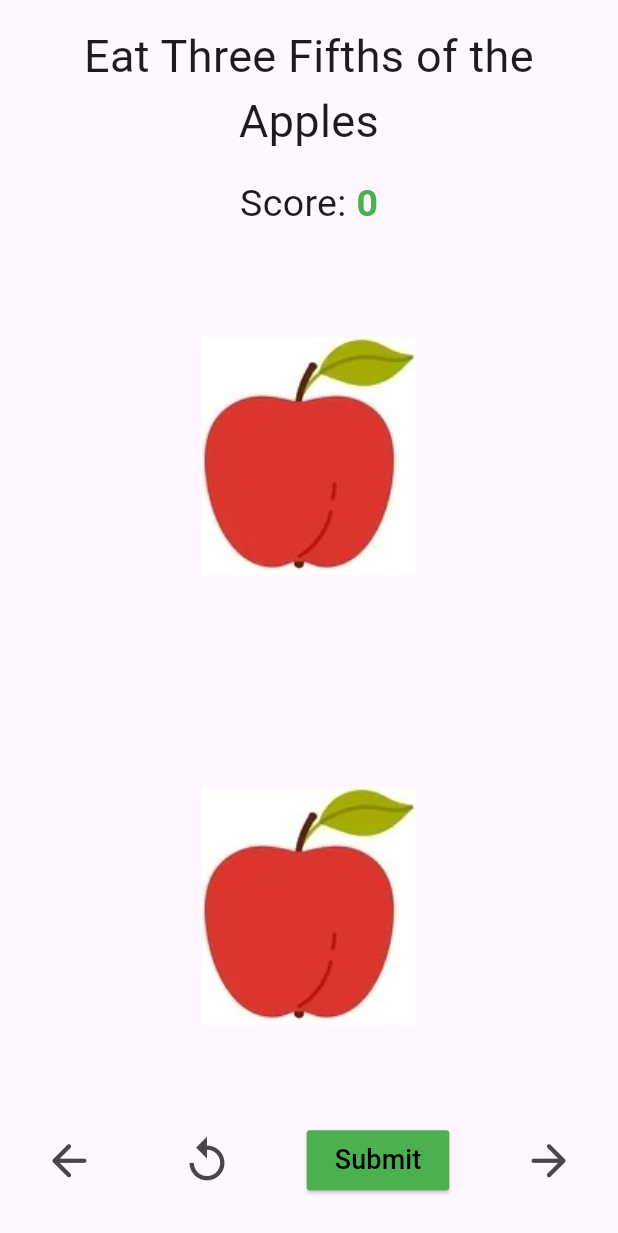
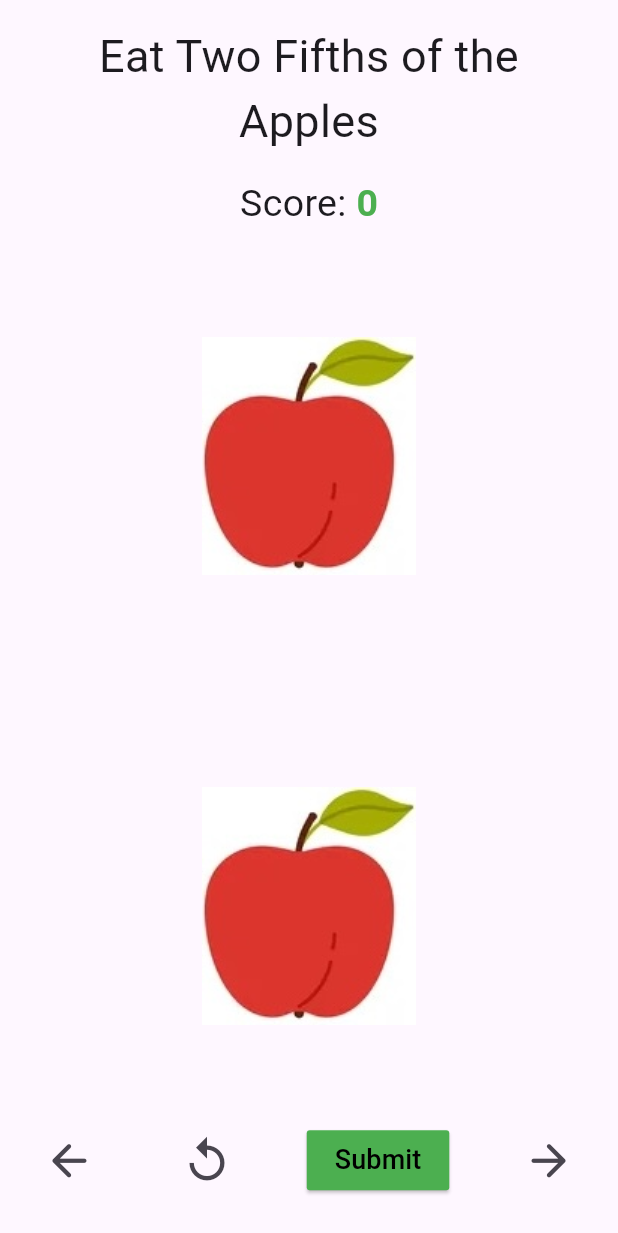
Before and after one commit to FIH-Fractions/bilingual_fractions_flutter_app, a Flutter app: the Games screen opened directly, after a tap on the "arrow forward" icon, on a phone screen of 412 x 824 dp. Shown: the top 1233 px of the screen. Run offline on Flutter 3.47's test engine with Material 3 defaults, Android fonts, the phone set to English and light mode, and no system bars; our stand-ins replace flip_card, flutter_tts, table_calendar.

Commit message:
apples game

```diff
--- a/lib/games/apples_game.dart
+++ b/lib/games/apples_game.dart
@@ -11,28 +11,36 @@ class GameSet {
   final String originalImagePath;
   final String replacementImagePath;
   final int expectedCount;
+  final int totalCount;
+  final double imageSize;
 
   GameSet({
     required this.question,
     required this.originalImagePath,
     required this.replacementImagePath,
     required this.expectedCount,
+    required this.totalCount,
+    required this.imageSize,
   });
 }
 
 final List<GameSet> gameset = [
   GameSet(
-    question: "Eat Four Fifths of the Apples",
+    question: "Eat Two Fifths of the Apples",
     originalImagePath: 'assets/games/apple.jpg',
     replacementImagePath: 'assets/games/eaten_apple.jpg',
-    expectedCount: 4,
+    expectedCount: 2,
+    totalCount: 5,
+    imageSize: 300,
   ),
 
   GameSet(
     question: "Eat Half of the Bananas",
     originalImagePath: 'assets/games/banana.jpg',
     replacementImagePath: 'assets/games/eaten_banana.jpg',
-    expectedCount: 3,
+    expectedCount: 4,
+    totalCount: 8,
+    imageSize: 200,
   ),
 ];
 
@@ -43,8 +51,6 @@ class _ApplesGameState extends State<ApplesGame> {
   int score = 0;
   bool gameOver = false;
   late int replacedCount;
-  late int originalCount;
-  late int totalCount;
 
   @override
   void initState() {
@@ -53,17 +59,14 @@ class _ApplesGameState extends State<ApplesGame> {
   }
 
   initGame() {
-    clickedStatus = List<bool>.filled(5, false);
+    clickedStatus = List<bool>.filled(gameset[_currentIndex].totalCount, false);
     gameOver = false;
-    score = 0;
   }
 
   void onSubmit() {
     replacedCount = clickedStatus.where((status) => status).length;
-    originalCount = clickedStatus.length - replacedCount;
-    totalCount = clickedStatus.length;
 
-    if (replacedCount == gameset[0].expectedCount) {
+    if (replacedCount == gameset[_currentIndex].expectedCount) {
       score += 10;
     } else {
       score -= 5;
@@ -73,7 +76,7 @@ class _ApplesGameState extends State<ApplesGame> {
     setState(() {});
   }
 
-  void _showNextQuestion() {
+  void showNextSet() {
     setState(() {
       gameOver=false;
       if (_currentIndex < gameset.length - 1) {
@@ -82,7 +85,7 @@ class _ApplesGameState extends State<ApplesGame> {
     });
   }
 
-  void _showPreviousQuestion() {
+  void showPreviousSet() {
     setState(() {
       if (_currentIndex > 0) {
         _currentIndex--;
@@ -98,12 +101,12 @@ class _ApplesGameState extends State<ApplesGame> {
       body: Column(
         mainAxisAlignment: MainAxisAlignment.spaceEvenly,
         children: [
-          const Padding(
-            padding: EdgeInsets.all(16.0),
+          Padding(
+            padding: const EdgeInsets.all(16.0),
             child: Text(
-              'Eat Three Fifths of the Apples',
+              currentSet.question,
               textAlign: TextAlign.center,
-              style: TextStyle(fontSize: 30),
+              style: const TextStyle(fontSize: 30),
             ),
           ),
           Text.rich(TextSpan(
@@ -115,7 +118,7 @@ class _ApplesGameState extends State<ApplesGame> {
                   fontSize: 25,
                 ))
               ]
-          )
+            )
           ),
           if (!gameOver)
             Expanded(
@@ -130,8 +133,8 @@ class _ApplesGameState extends State<ApplesGame> {
                         });
                       },
                       child: Container(
-                        width: 300, // Adjust the width as needed
-                        height: 300, // Adjust the height as needed
+                        width: currentSet.imageSize,
+                        height: currentSet.imageSize,
                         child: Image.asset(
                           clickedStatus[index] ? currentSet.replacementImagePath : currentSet.originalImagePath,
                           key: UniqueKey(),
@@ -143,7 +146,7 @@ class _ApplesGameState extends State<ApplesGame> {
               ),
             ),
           if (gameOver)
-            Text("\nEaten Apples: $replacedCount\nFraction of Eaten Apples to Total Apples: $replacedCount/$totalCount\n\n${replacedCount == currentSet.expectedCount ? "Yayyyy! You've won" : "Oops! You didn't match the fraction"}",
+            Text("\nEaten Fruits: $replacedCount\nFraction of Eaten Fruits to Total Fruits: $replacedCount/${currentSet.totalCount}\n\n${replacedCount == currentSet.expectedCount ? "Yayyyy! You've won" : "Oops! You didn't match the fraction"}",
               textAlign: TextAlign.center,
               style: const TextStyle(
                 color: Colors.black,
@@ -155,9 +158,16 @@ class _ApplesGameState extends State<ApplesGame> {
             children: [
               IconButton(
                 icon: const Icon(Icons.arrow_back_rounded, size: 35),
-                onPressed: () => {
-                _currentIndex > 0 ? _showPreviousQuestion() : null
-                }
+                onPressed: () {
+                  if (_currentIndex > 0) {
+                    showPreviousSet();
+                    setState(() {
+                      initGame();
+                    });
+                  } else {
+                    Navigator.pop(context); // If at the first index, pop the current context
+                  }
+                },
               ),
               IconButton(
                 icon: const Icon(Icons.replay, size: 35),
@@ -183,10 +193,14 @@ class _ApplesGameState extends State<ApplesGame> {
                 ),
               IconButton(
                 icon: const Icon(Icons.arrow_forward_rounded, size: 35),
-                onPressed: () {
-                  _currentIndex < gameset.length - 1 ? _showNextQuestion : null;
-                },
+                onPressed: _currentIndex < gameset.length - 1 ? () {
+                  showNextSet();
+                  setState(() {
+                    initGame();
+                  });
+                } : null, // This disables the button when on the last index
               ),
+
             ],
           ),
           const SizedBox(height: 25,),
--- a/lib/games/matching_game.dart
+++ b/lib/games/matching_game.dart
@@ -156,7 +156,7 @@ class _MatchingGameState extends State<MatchingGame> {
         Row(
           mainAxisAlignment: MainAxisAlignment.spaceAround,
           children: [
-            IconButton(icon: const Icon(Icons.arrow_back_rounded, size: 35,), onPressed: () {  },),
+            IconButton(icon: const Icon(Icons.arrow_back_rounded, size: 35,), onPressed: (null)),
             IconButton(
               icon: const Icon(Icons.replay, size: 35,),
               onPressed: () {
--- a/lib/main.dart
+++ b/lib/main.dart
@@ -27,7 +27,7 @@ class BottomNavBar extends StatefulWidget {
 }
 
 class _BottomNavBarState extends State<BottomNavBar> {
-  int _selectedIndex = 3;
+  int _selectedIndex = 0;
   static const TextStyle optionStyle =
       TextStyle(fontSize: 30, fontWeight: FontWeight.bold);
   final List<Widget> _widgetOptions = <Widget>[
```
